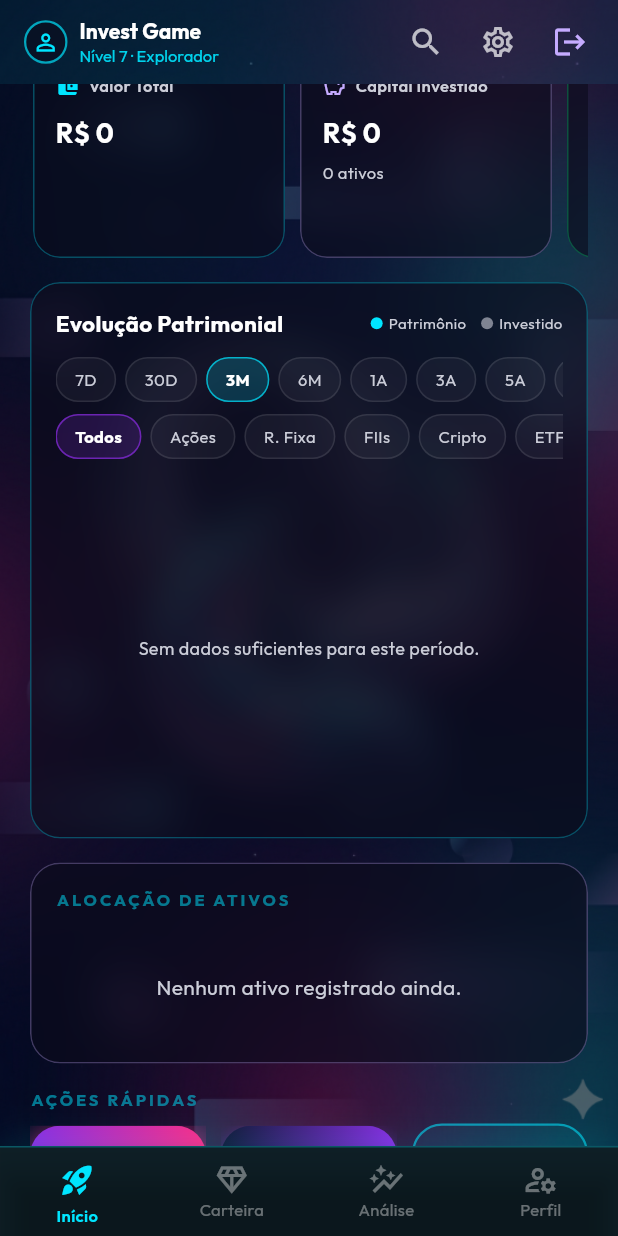
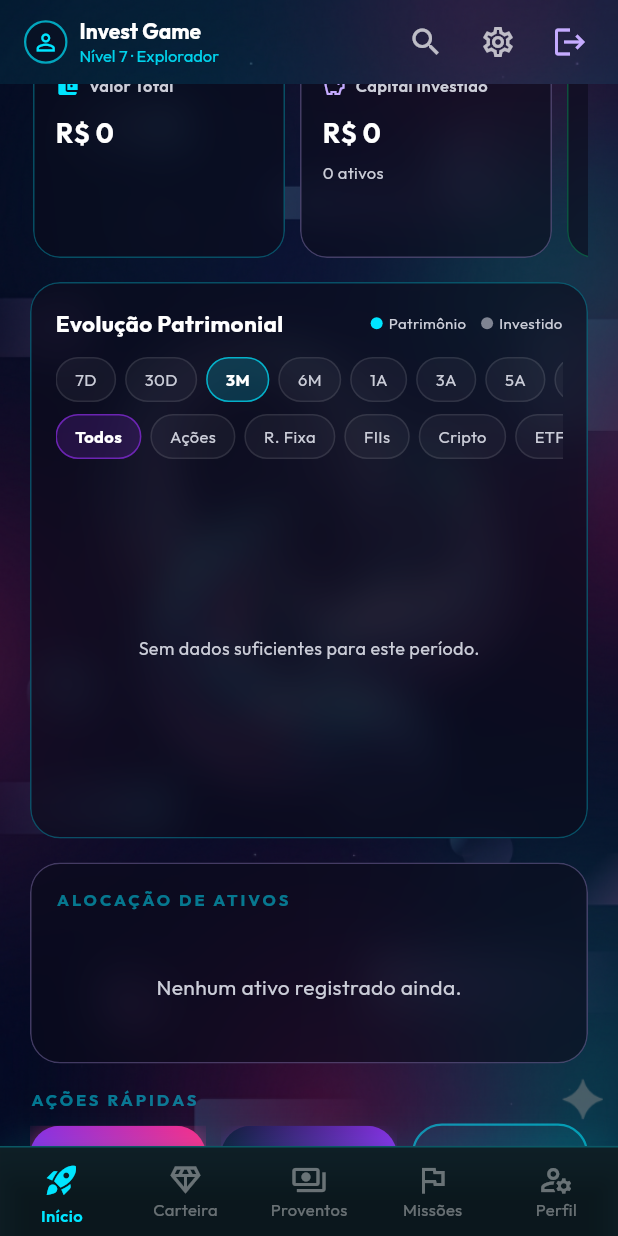
Before and after one commit to AfonsoFernando051/Pet-Invest-App, a Flutter app: the DashboardScreen screen opened directly, scrolled down 576 dp, on a phone screen of 412 x 824 dp. Run offline on Flutter 3.47's test engine with Material 3 defaults, Android fonts, the phone set to English and light mode, and no system bars; our stand-ins replace fl_chart, google_fonts, lottie, sensors_plus, shared_preferences; accounts and stored records are empty; network calls fail.

Commit message:
feat: refactor dashboard to include separate Passive Income and Missions screens with error handling

```diff
--- a/petapp_mobile/lib/features/dashboard/presentation/screens/dashboard_screen.dart
+++ b/petapp_mobile/lib/features/dashboard/presentation/screens/dashboard_screen.dart
@@ -4,17 +4,14 @@ import '../../../../core/constants/app_colors.dart';
 import '../../../../core/widgets/glass_card.dart';
 import '../../../../core/di/dependency_injection.dart';
 import '../../../auth/presentation/screens/login_screen.dart';
-import '../../../investment/presentation/screens/investment_configuration_screen.dart';
 import '../../../pet/presentation/mascot/controllers/mascot_controller.dart';
-import '../../../portfolio/domain/services/insight_generator.dart';
 import '../../../portfolio/presentation/controllers/portfolio_controller.dart';
+import '../../../portfolio/presentation/screens/missions_screen.dart';
+import '../../../portfolio/presentation/screens/passive_income_screen.dart';
 import '../../../portfolio/presentation/screens/portfolio_screen.dart';
 import '../../../portfolio/presentation/widgets/asset_allocation_card.dart';
 import '../../../portfolio/presentation/widgets/hero_summary_section.dart';
-import '../../../portfolio/presentation/widgets/insights_section.dart';
-import '../../../portfolio/presentation/widgets/missions_achievements_section.dart';
-import '../../../portfolio/presentation/widgets/passive_income_card.dart';
-import '../../../portfolio/presentation/widgets/rpg_integration_card.dart';
+import '../../../portfolio/presentation/widgets/shared/error_banner.dart';
 import '../../../portfolio/presentation/widgets/wealth_evolution_card.dart';
 import '../../../settings/presentation/screens/settings_screen.dart';
 import '../widgets/pet_showcase.dart';
@@ -167,7 +164,8 @@ class _DashboardScreenState extends State<DashboardScreen> {
             children: [
               _buildHomeContent(),
               _buildWalletContent(),
-              _buildAnalyticsContent(),
+              _buildPassiveIncomeContent(),
+              _buildMissionsContent(),
               _buildProfileContent(),
             ],
           ),
@@ -221,16 +219,6 @@ class _DashboardScreenState extends State<DashboardScreen> {
       return const Center(child: CircularProgressIndicator(color: AppColors.neonCyan));
     }
 
-    final stats = _portfolioController.stats;
-    final insights = InsightGenerator.generate(
-      stats,
-      onOpenAllocation: () => setState(() => _selectedIndex = 1),
-      onOpenConfigure: () {
-        HapticFeedback.mediumImpact();
-        Navigator.of(context).push(_fadeRoute(const InvestmentConfigurationScreen()));
-      },
-    );
-
     return RefreshIndicator(
       color: AppColors.neonCyan,
       backgroundColor: AppColors.spaceBlue,
@@ -242,7 +230,7 @@ class _DashboardScreenState extends State<DashboardScreen> {
           crossAxisAlignment: CrossAxisAlignment.stretch,
           children: [
             if (_portfolioController.error != null) ...[
-              _buildErrorBanner(_portfolioController.error!),
+              ErrorBanner(onRetry: _portfolioController.refresh),
               const SizedBox(height: 12),
             ],
             const PetShowcase(),
@@ -265,50 +253,7 @@ class _DashboardScreenState extends State<DashboardScreen> {
             _buildSectionLabel('AÇÕES RÁPIDAS'),
             const SizedBox(height: 8),
             const ActionButtons(),
-            const SizedBox(height: 16),
-
-            RpgIntegrationCard(controller: _mascotController, stats: stats, showPetVisual: false),
-            const SizedBox(height: 16),
-
-            InsightsSection(insights: insights),
-            const SizedBox(height: 16),
-
-            PassiveIncomeCard(estimate: _portfolioController.passiveIncome),
-            const SizedBox(height: 16),
-
-            MissionsAchievementsSection(
-              missions: _portfolioController.missions,
-              achievements: _portfolioController.achievements,
-            ),
             const SizedBox(height: 32),
-          ],
-        ),
-      ),
-    );
-  }
-
-  Widget _buildErrorBanner(String error) {
-    return GlassCard(
-      backgroundColor: AppColors.negativeRed.withValues(alpha: 0.1),
-      borderColor: AppColors.negativeRed.withValues(alpha: 0.4),
-      borderRadius: 14,
-      borderWidth: 1,
-      child: Padding(
-        padding: const EdgeInsets.symmetric(horizontal: 14, vertical: 10),
-        child: Row(
-          children: [
-            const Icon(Icons.satellite_alt, color: AppColors.negativeRed, size: 18),
-            const SizedBox(width: 10),
-            const Expanded(
-              child: Text(
-                'Não foi possível atualizar seu portfólio. Puxe para atualizar.',
-                style: TextStyle(color: Colors.white, fontSize: 12),
-              ),
-            ),
-            IconButton(
-              icon: const Icon(Icons.refresh, color: AppColors.negativeRed, size: 18),
-              onPressed: _portfolioController.refresh,
-            ),
           ],
         ),
       ),
@@ -332,7 +277,18 @@ class _DashboardScreenState extends State<DashboardScreen> {
     return PortfolioScreen(controller: _portfolioController);
   }
 
-  // ── Analytics ─────────────────────────────────────────────────────────────
+  // ── Proventos / Passive Income ────────────────────────────────────────────
+  Widget _buildPassiveIncomeContent() {
+    return PassiveIncomeScreen(controller: _portfolioController);
+  }
+
+  // ── Missões / Gamification hub ───────────────────────────────────────────
+  Widget _buildMissionsContent() {
+    return MissionsScreen(controller: _portfolioController, mascotController: _mascotController);
+  }
+
+  // ── Analytics (hidden from navigation for now — kept for a future tab) ───
+  // ignore: unused_element
   Widget _buildAnalyticsContent() {
     return Center(
       child: GlassCard(
@@ -457,8 +413,14 @@ class _DashboardScreenState extends State<DashboardScreen> {
             label: 'Carteira',
           ),
           BottomNavigationBarItem(
-            icon: Icon(Icons.auto_graph),
-            label: 'Análise',
+            icon: Icon(Icons.payments_outlined),
+            activeIcon: Icon(Icons.payments),
+            label: 'Proventos',
+          ),
+          BottomNavigationBarItem(
+            icon: Icon(Icons.flag_outlined),
+            activeIcon: Icon(Icons.flag),
+            label: 'Missões',
           ),
           BottomNavigationBarItem(
             icon: Icon(Icons.manage_accounts_outlined),
```
Also changed, not shown: petapp_mobile/lib/features/portfolio/presentation/screens/missions_screen.dart (added, +47 -0 lines), petapp_mobile/lib/features/portfolio/presentation/screens/passive_income_screen.dart (added, +44 -0 lines), petapp_mobile/lib/features/portfolio/presentation/widgets/shared/error_banner.dart (added, +42 -0 lines).
